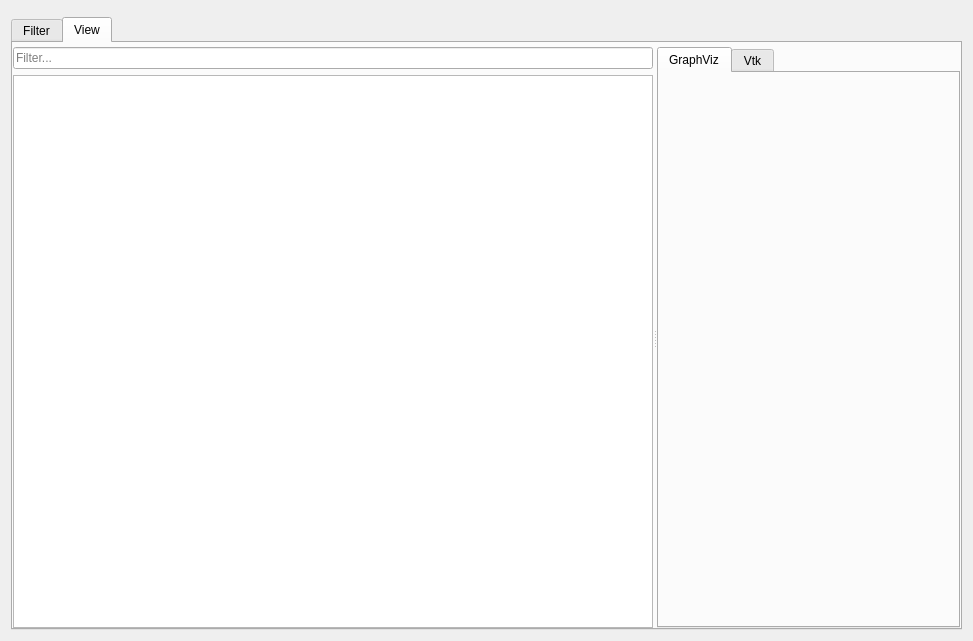
The window that plugins/connectivityinspector/connectivityinspectorwidget.ui (chgans/GammaRay) describes before a commit, drawn with Qt 5.
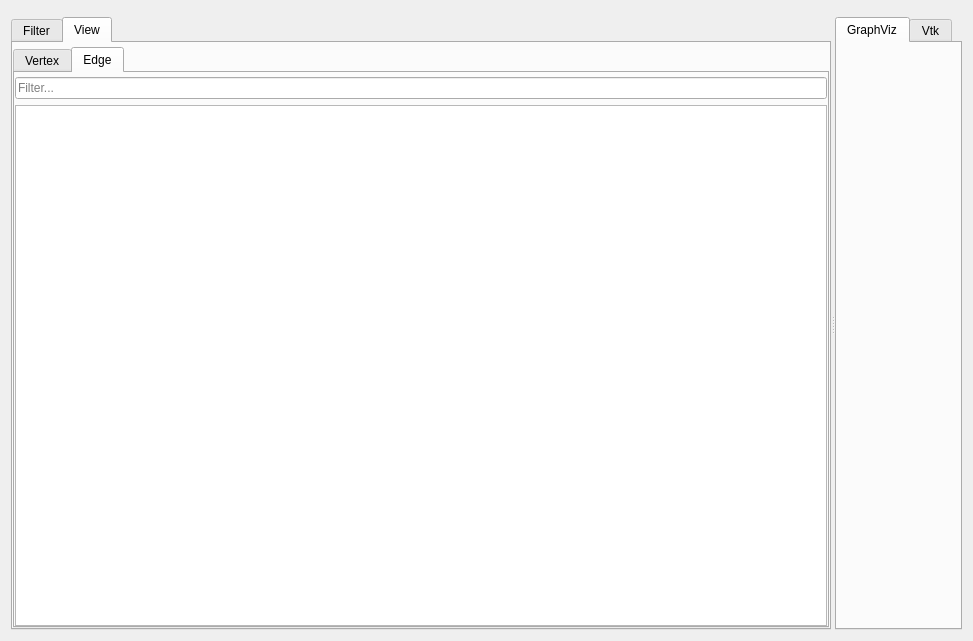
The same window after the commit. The open tabs and pages were chosen to show the change. Custom widgets are drawn as their Qt base class.

Commit message: connectivity inspector: Split graph adapter out

Patch:
```diff
--- a/plugins/connectivityinspector/connectivityinspectorwidget.ui
+++ b/plugins/connectivityinspector/connectivityinspectorwidget.ui
@@ -13,11 +13,15 @@
   <property name="windowTitle">
    <string>Form</string>
   </property>
-  <layout class="QVBoxLayout" name="verticalLayout">
+  <layout class="QVBoxLayout" name="verticalLayout" stretch="0,10">
    <item>
     <widget class="GammaRay::AcquisitionWidget" name="acquisitionWidget" native="true"/>
    </item>
    <item>
+    <widget class="QSplitter" name="splitter">
+     <property name="orientation">
+      <enum>Qt::Horizontal</enum>
+     </property>
     <widget class="QTabWidget" name="mainTabWidget">
      <property name="sizePolicy">
       <sizepolicy hsizetype="Expanding" vsizetype="Expanding">
@@ -83,10 +87,7 @@
       <attribute name="title">
        <string>View</string>
       </attribute>
-      <layout class="QVBoxLayout" name="verticalLayout_4">
-       <property name="spacing">
-        <number>0</number>
-       </property>
+       <layout class="QGridLayout" name="gridLayout_3">
        <property name="leftMargin">
         <number>0</number>
        </property>
@@ -99,12 +100,29 @@
        <property name="bottomMargin">
         <number>0</number>
        </property>
-       <item>
-        <widget class="QSplitter" name="splitter">
-         <property name="orientation">
-          <enum>Qt::Horizontal</enum>
-         </property>
-         <widget class="QWidget" name="layoutWidget">
+        <item row="0" column="0">
+         <widget class="QTabWidget" name="tabWidget">
+          <property name="currentIndex">
+           <number>1</number>
+          </property>
+          <widget class="QWidget" name="vertexTab">
+           <attribute name="title">
+            <string>Vertex</string>
+           </attribute>
+           <layout class="QGridLayout" name="gridLayout_2">
+            <property name="leftMargin">
+             <number>0</number>
+            </property>
+            <property name="topMargin">
+             <number>0</number>
+            </property>
+            <property name="rightMargin">
+             <number>0</number>
+            </property>
+            <property name="bottomMargin">
+             <number>0</number>
+            </property>
+            <item row="0" column="0">
           <layout class="QVBoxLayout" name="verticalLayout_2">
            <item>
             <widget class="QLineEdit" name="connectivitySearchLine">
@@ -114,9 +132,49 @@
             </widget>
            </item>
            <item>
-            <widget class="GammaRay::DeferredTreeView" name="connectivityTreeView"/>
-           </item>
-          </layout>
+               <widget class="GammaRay::DeferredTreeView" name="vertexListView"/>
+              </item>
+             </layout>
+            </item>
+           </layout>
+          </widget>
+          <widget class="QWidget" name="edgeTab">
+           <attribute name="title">
+            <string>Edge</string>
+           </attribute>
+           <layout class="QGridLayout" name="gridLayout_4">
+            <property name="leftMargin">
+             <number>0</number>
+            </property>
+            <property name="topMargin">
+             <number>4</number>
+            </property>
+            <property name="rightMargin">
+             <number>0</number>
+            </property>
+            <property name="bottomMargin">
+             <number>0</number>
+            </property>
+            <item row="0" column="0">
+             <layout class="QVBoxLayout" name="verticalLayout_3">
+              <item>
+               <widget class="QLineEdit" name="edgeSearchLine">
+                <property name="placeholderText">
+                 <string>Filter...</string>
+                </property>
+               </widget>
+              </item>
+              <item>
+               <widget class="GammaRay::DeferredTreeView" name="edgeListView"/>
+              </item>
+             </layout>
+            </item>
+           </layout>
+          </widget>
+         </widget>
+        </item>
+       </layout>
+      </widget>
          </widget>
          <widget class="QTabWidget" name="viewTabWidget">
           <property name="sizePolicy">
@@ -138,10 +196,6 @@
             <string>Vtk</string>
            </attribute>
           </widget>
-         </widget>
-        </widget>
-       </item>
-      </layout>
      </widget>
     </widget>
    </item>
```
Left out of the diff: 6 changed lines with no effect on the pictures. Lines whose indentation alone changed are shown as unchanged. The commit also changes 11 other files.
